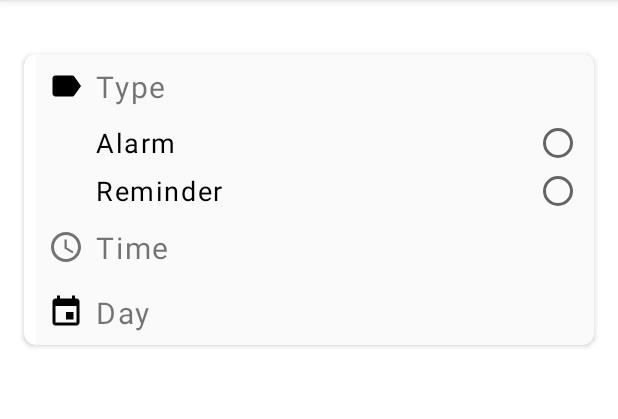
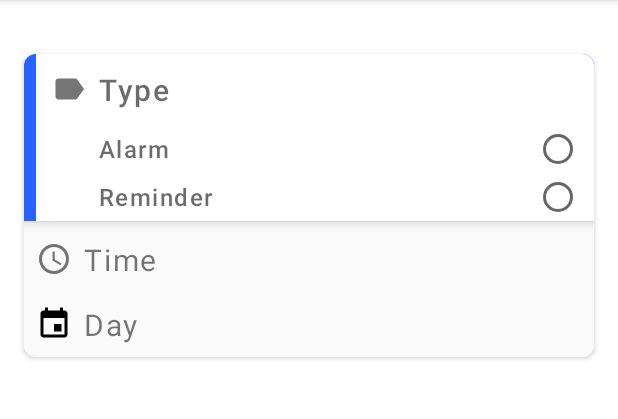
Before and after one commit to Katsuna/public_packages_apps_KatsunaClock, an Android app: the screen it shows after launch (ManageAlarmActivity), after a tap on "Add new", on a phone screen of 412 x 824 dp, the part 84-503 px from its top. Run offline under Robolectric (Android 15) with nearby library versions, the phone set to English and light mode, and no system bars; our stand-ins replace Room's generated code; libraries missing offline, so code that uses them is left out: android.support.test.

Commit message:
ManageAlarmActivity step1 design adjustments.

```diff
--- a/app/src/main/java/com/katsuna/clock/alarms/AlarmsAdapter.java
+++ b/app/src/main/java/com/katsuna/clock/alarms/AlarmsAdapter.java
@@ -125,7 +125,12 @@ class AlarmsAdapter extends BaseAdapter {
             }
         });
 
-        Button turnOffButton = rowView.findViewById(R.id.button_turn_off);
+        final Button turnOffButton = rowView.findViewById(R.id.button_turn_off);
+        if (alarm.getAlarmStatus() == AlarmStatus.ACTIVE) {
+            turnOffButton.setText(R.string.turn_off);
+        } else {
+            turnOffButton.setText(R.string.turn_on);
+        }
         turnOffButton.setOnClickListener(new View.OnClickListener() {
             @Override
             public void onClick(View v) {
--- a/app/src/main/res/drawable/ic_label_black_24dp.xml
+++ b/app/src/main/res/drawable/ic_label_black_24dp.xml
@@ -4,6 +4,6 @@
         android:viewportWidth="24.0"
         android:viewportHeight="24.0">
     <path
-        android:fillColor="#FF000000"
+        android:fillColor="@color/common_black54"
         android:pathData="M17.63,5.84C17.27,5.33 16.67,5 16,5L5,5.01C3.9,5.01 3,5.9 3,7v10c0,1.1 0.9,1.99 2,1.99L16,19c0.67,0 1.27,-0.33 1.63,-0.84L22,12l-4.37,-6.16z"/>
 </vector>
--- a/app/src/main/res/layout/activity_manage_alarm.xml
+++ b/app/src/main/res/layout/activity_manage_alarm.xml
@@ -55,23 +55,33 @@
                     android:id="@+id/alarm_container_card_inner"
                     android:layout_width="match_parent"
                     android:layout_height="match_parent"
-                    android:layout_marginStart="8dp"
                     android:background="@color/common_grey50"
                     android:orientation="vertical">
+
+                    <LinearLayout
+                        android:layout_width="match_parent"
+                        android:layout_height="wrap_content"
+                        android:layout_marginBottom="4dp"
+                        android:background="@color/common_blueA700"
+                        android:elevation="4dp">
 
                         <RelativeLayout
                             android:id="@+id/alarm_type_container"
                             android:layout_width="match_parent"
-                        android:layout_height="wrap_content">
+                            android:layout_height="wrap_content"
+                            android:layout_marginStart="8dp"
+                            android:background="@color/common_white">
 
                             <TextView
                                 android:id="@+id/alarm_type_text"
                                 android:layout_width="wrap_content"
                                 android:layout_height="wrap_content"
-                            android:layout_margin="8dp"
+                                android:layout_margin="10dp"
                                 android:drawablePadding="8dp"
                                 android:drawableStart="@drawable/ic_label_black_24dp"
+                                android:fontFamily="sans-serif-medium"
                                 android:text="@string/alarm_type"
+                                android:textColor="@color/common_black58"
                                 android:textSize="20sp" />
 
                             <LinearLayout
@@ -96,10 +106,12 @@
                                         android:layout_gravity="start"
                                         android:button="@null"
                                         android:drawableEnd="?android:attr/listChoiceIndicatorSingle"
+                                        android:fontFamily="sans-serif-medium"
                                         android:gravity="start|center"
                                         android:text="@string/alarm"
                                         android:textAlignment="textStart"
-                                    android:textSize="18sp" />
+                                        android:textColor="@color/common_black58"
+                                        android:textSize="16sp" />
 
                                     <RadioButton
                                         android:id="@+id/reminder_type_radio_button"
@@ -108,10 +120,12 @@
                                         android:layout_gravity="start"
                                         android:button="@null"
                                         android:drawableEnd="?android:attr/listChoiceIndicatorSingle"
+                                        android:fontFamily="sans-serif-medium"
                                         android:gravity="start|center"
                                         android:text="@string/reminder"
                                         android:textAlignment="textStart"
-                                    android:textSize="18sp" />
+                                        android:textColor="@color/common_black58"
+                                        android:textSize="16sp" />
 
                                 </RadioGroup>
 
@@ -119,13 +133,20 @@
                                     android:id="@+id/alarm_description"
                                     android:layout_width="match_parent"
                                     android:layout_height="wrap_content"
+                                    android:layout_marginBottom="36dp"
+                                    android:layout_marginEnd="8dp"
+                                    android:layout_marginStart="28dp"
+                                    android:layout_marginTop="8dp"
                                     android:hint="@string/description"
                                     android:inputType="text"
+                                    android:textSize="14sp"
                                     android:visibility="gone" />
 
                             </LinearLayout>
 
                         </RelativeLayout>
+
+                    </LinearLayout>
 
                     <RelativeLayout
                         android:id="@+id/alarm_time_container"
--- a/app/src/main/res/values/katsuna_colors.xml
+++ b/app/src/main/res/values/katsuna_colors.xml
@@ -38,6 +38,7 @@
     <color name="common_black">#000000</color>
     <color name="common_black87">#DE000000</color>
     <color name="common_black70">#B2000000</color>
+    <color name="common_black58">#94000000</color>
     <color name="common_black54">#8A000000</color>
     <color name="common_black50">#80000000</color>
     <color name="common_black38">#61000000</color>
--- a/app/src/main/res/values/strings.xml
+++ b/app/src/main/res/values/strings.xml
@@ -4,6 +4,7 @@
     <string name="add_new">Add new</string>
     <string name="edit">Edit</string>
     <string name="turn_off">Turn Off</string>
+    <string name="turn_on">Turn On</string>
     <string name="delete">Delete</string>
     <string name="alarm">Alarm</string>
     <string name="reminder">Reminder</string>
```
Lines whose indentation alone changed are shown as unchanged.
